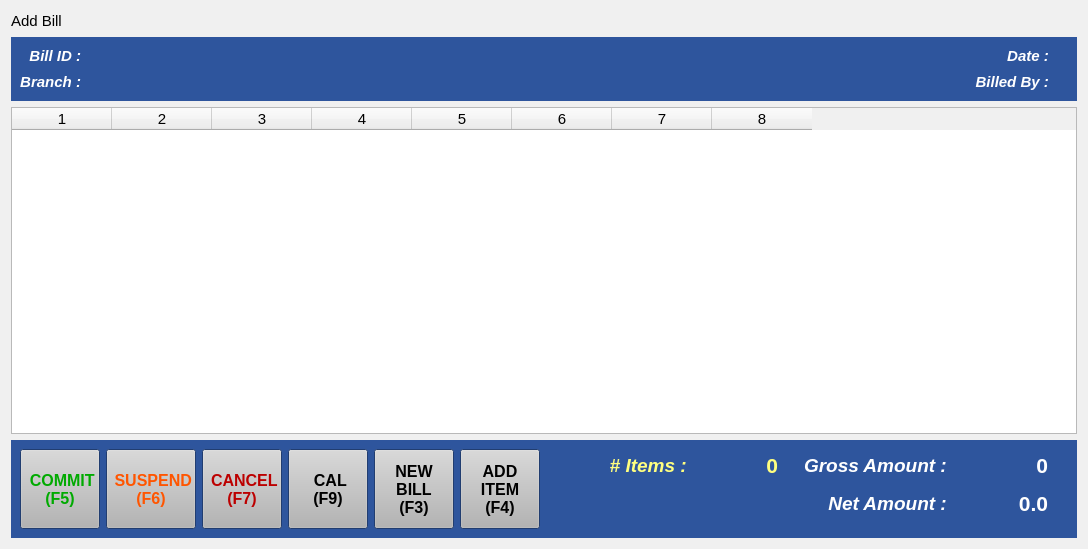
First picture: the form in estorecpp/addbill.ui, repository Watti/estorecpp, before the edit.
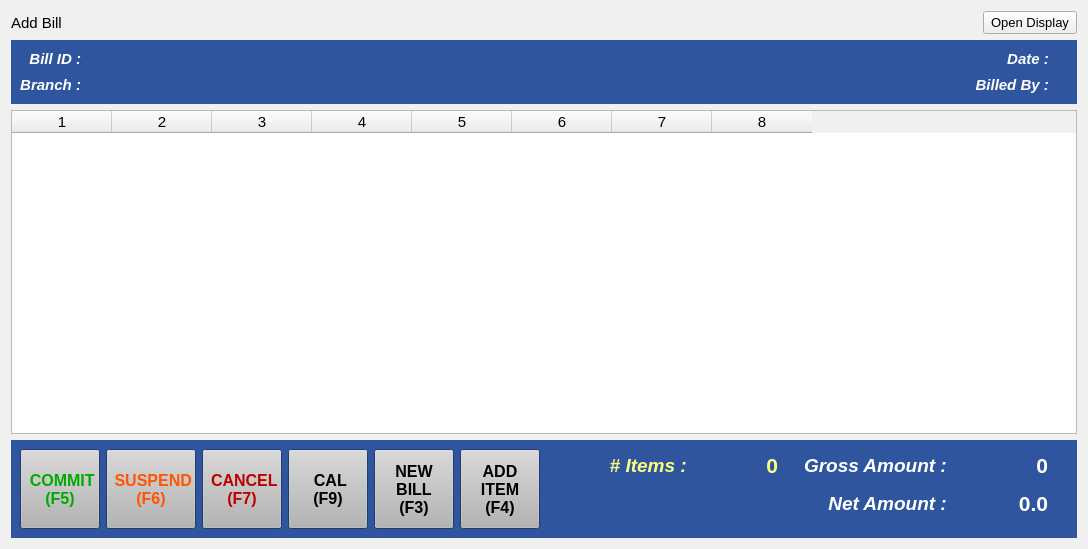
Second picture: the form after the edit.

Commit message: secondary display added

Patch:
```diff
--- a/estorecpp/addbill.ui
+++ b/estorecpp/addbill.ui
@@ -106,6 +106,18 @@
        </property>
       </spacer>
      </item>
+     <item>
+      <widget class="QPushButton" name="secondaryDisplay">
+       <property name="font">
+        <font>
+         <pointsize>10</pointsize>
+        </font>
+       </property>
+       <property name="text">
+        <string> Open Display </string>
+       </property>
+      </widget>
+     </item>
     </layout>
    </item>
    <item>
```
The commit also changes 24 other files.
